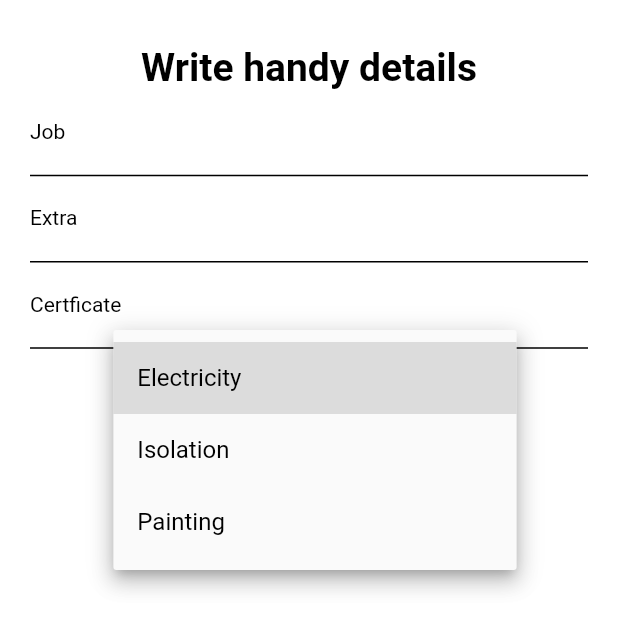
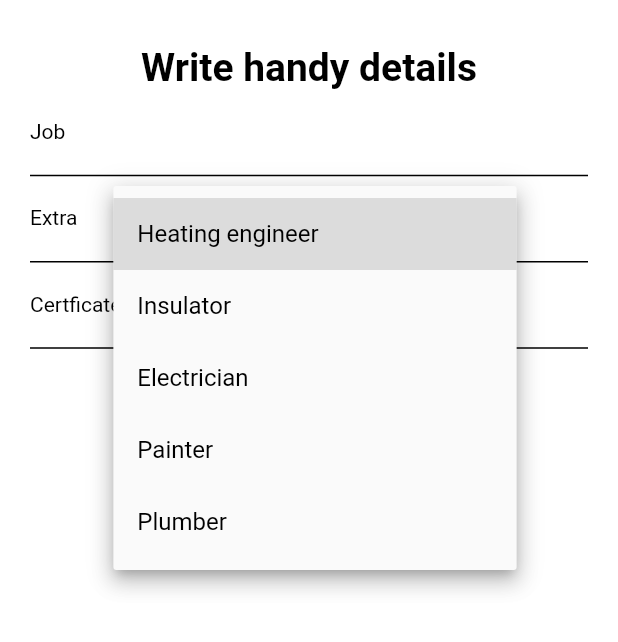
Before and after one commit to SouhailaBenallal/flutter_application_renoApp, a Flutter app: the handymanInfoScreen screen opened directly, after a tap on "Please choose your job function", on a phone screen of 412 x 824 dp, the part 594-1236 px from its top. Run offline on Flutter 3.47's test engine with Material 2 defaults, Android fonts, the phone set to English and light mode, and no system bars; our stand-ins replace firebase_auth, firebase_core, firebase_database, fluttertoast, geolocator, google_maps_flutter and 1 more; missing offline and left inert: dart:ffi, flutter_geofire; accounts and stored records are empty.

```diff
--- a/lib/authentication/handyman_info_screen.dart
+++ b/lib/authentication/handyman_info_screen.dart
@@ -14,7 +14,13 @@ class _handymanInfoScreenState extends State<handymanInfoScreen> {
   TextEditingController diplomeTextEditingController = TextEditingController();
   TextEditingController vatTextEditingController = TextEditingController();
 
-  List<String> jobTypeList = ["Electricity", "Isolation", "Painting"];
+  List<String> jobTypeList = [
+    "Heating engineer",
+    "Insulator",
+    "Electrician",
+    "Painter",
+    "Plumber"
+  ];
 
   String? selectedjobType;
 
--- a/pubspec.yaml
+++ b/pubspec.yaml
@@ -43,6 +43,7 @@ dependencies:
   http: ^0.13.4
   provider: ^6.0.3
   flutter_geofire: ^2.0.1
+  firebase_messaging: ^11.4.1
 
 dev_dependencies:
   flutter_test:
```
Also changed, not shown: pubspec.lock, 8 other files.
